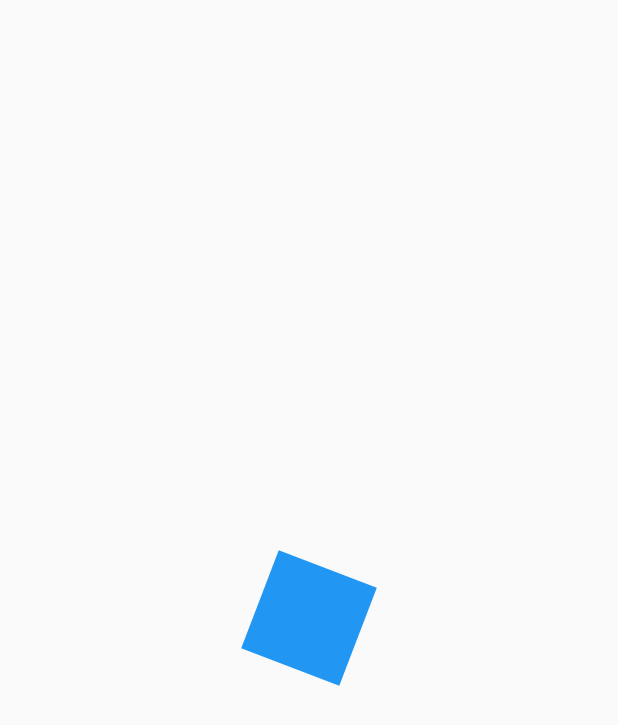
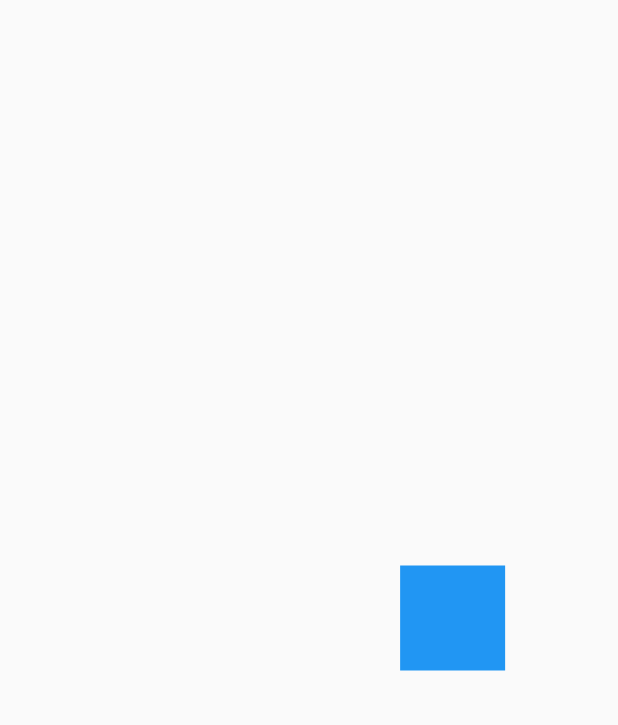
Before and after one commit to katliss26/disenos, a Flutter app: the first screen one second after launch, on a phone screen of 412 x 824 dp. Shown: the top 725 px of the screen. Run offline on Flutter 3.47's test engine with Material 2 defaults, Android fonts, the phone set to English and light mode, and no system bars.

Commit message:
Mover cuadrado

```diff
--- a/lib/main.dart
+++ b/lib/main.dart
@@ -1,5 +1,7 @@
-import 'package:disenos/src/pages/animaciones_page.dart';
 import 'package:flutter/material.dart';
+
+//import 'package:disenos/src/pages/animaciones_page.dart';
+import 'package:disenos/src/retos/cuardrado_animado_page.dart';
 
 void main() => runApp(MyApp());
 
@@ -9,7 +11,7 @@ class MyApp extends StatelessWidget {
     return MaterialApp(
       debugShowCheckedModeBanner: false,
       title: 'Diseños App',
-      home: AnimacionesPage(),
+      home: CuadradoAnimadoPages(),
     );
   }
 }
--- /dev/null
+++ b/lib/src/retos/cuardrado_animado_page.dart
@@ -0,0 +1,81 @@
+import 'package:flutter/material.dart';
+
+class CuadradoAnimadoPages extends StatelessWidget {
+
+  @override
+  Widget build(BuildContext context) {
+    return Scaffold(
+      body: Center(child: _CuadradoAnimado()),
+    );
+  }
+}
+
+class _CuadradoAnimado extends StatefulWidget {
+  @override
+  __CuadradoAnimadoState createState() => __CuadradoAnimadoState();
+}
+
+class __CuadradoAnimadoState extends State<_CuadradoAnimado> with SingleTickerProviderStateMixin {
+
+  late AnimationController controller;
+  late Animation<double> moverDerecha;
+  late Animation<double> moverArriba;
+  late Animation<double> moverIzquierda;
+  late Animation<double> moverAbajo;
+
+  @override
+  void initState() {
+    controller = AnimationController(vsync: this, duration: Duration( milliseconds: 4500 ));
+
+    moverDerecha = Tween( begin: 0.0, end: 100.0 ).animate(
+      CurvedAnimation(parent: controller, curve: Interval(0.0, 0.25, curve: Curves.bounceOut))
+    );
+    moverArriba = Tween( begin: 0.0, end: -100.0 ).animate(
+      CurvedAnimation(parent: controller, curve: Interval(0.25, 0.50, curve: Curves.bounceOut))
+     );
+    moverIzquierda = Tween( begin: 0.0, end: 100.0 ).animate(
+      CurvedAnimation(parent: controller, curve: Interval(0.5, 0.75, curve: Curves.bounceOut))
+    );
+    moverAbajo = Tween( begin: 0.0, end: -100.0 ).animate(
+      CurvedAnimation(parent: controller, curve: Interval(0.75, 1, curve: Curves.bounceOut))
+    );
+
+
+    super.initState();
+  }
+
+  @override
+  void dispose() {
+    controller.dispose();
+    super.dispose();
+  }
+
+  @override
+  Widget build(BuildContext context) {
+
+    controller.forward();
+    return AnimatedBuilder(
+      animation: controller,
+      child: _Rectangulo(),
+      builder: (BuildContext context, Widget? child) {
+        return Transform.translate(
+          offset: Offset( moverDerecha.value - moverIzquierda.value, moverArriba.value - moverAbajo.value ),
+          child: child
+        );
+      },
+    );
+  }
+}
+
+class _Rectangulo extends StatelessWidget {
+    @override
+    Widget build(BuildContext context) {
+    return Container(
+       width: 70,
+       height: 70,
+       decoration: BoxDecoration(
+         color: Colors.blue
+       ),
+     );
+   }
+}
```
Also changed, not shown: lib/src/pages/animaciones_page.dart (+34 -6 lines).
